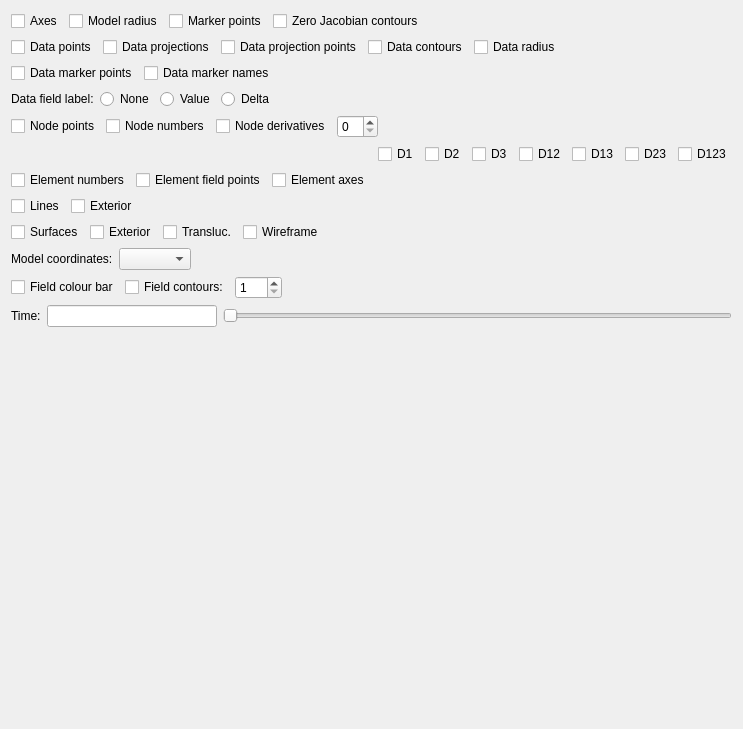
Old version of the form res/designer/displaysettingswidget.ui in the repository hsorby/cmlibs.widgets.
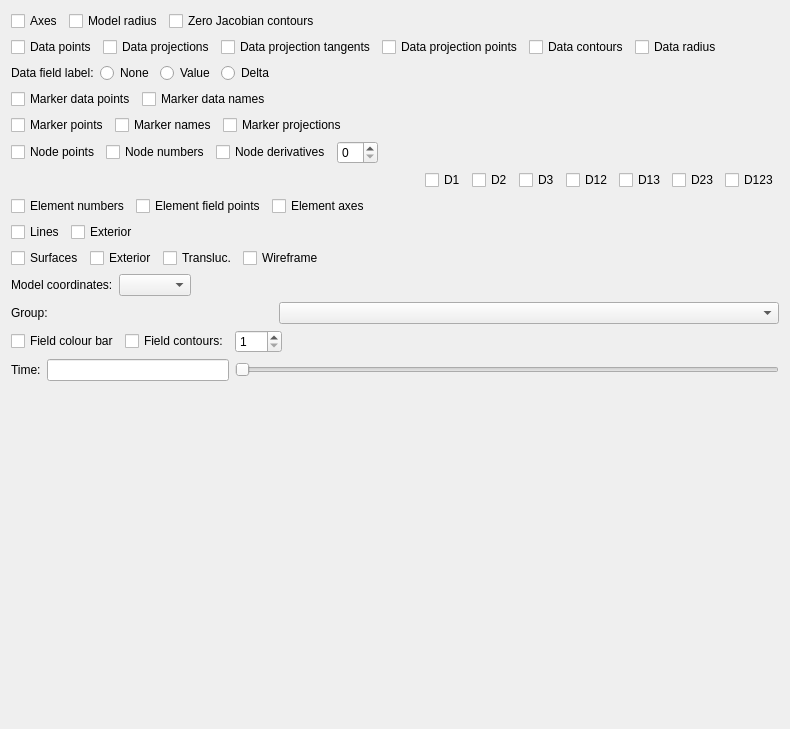
New version of the form. Custom widgets are drawn as their Qt base class.

Commit message: Support geometry fitter with display setttings widget.

Patch:
```diff
--- a/res/designer/displaysettingswidget.ui
+++ b/res/designer/displaysettingswidget.ui
@@ -6,14 +6,20 @@
    <rect>
     <x>0</x>
     <y>0</y>
-    <width>743</width>
+    <width>790</width>
     <height>729</height>
    </rect>
   </property>
+  <property name="maximumSize">
+   <size>
+    <width>16777215</width>
+    <height>16777215</height>
+   </size>
+  </property>
   <property name="windowTitle">
    <string>Display Settings</string>
   </property>
-  <layout class="QVBoxLayout" name="verticalLayout">
+  <layout class="QVBoxLayout" name="verticalLayout_2">
    <item>
     <widget class="QFrame" name="displayMisc_frame">
      <property name="frameShape">
@@ -49,13 +55,6 @@
         </property>
        </widget>
       </item>
-      <item>
-       <widget class="QCheckBox" name="displayMarkerPoints_checkBox">
-        <property name="text">
-         <string>Marker points</string>
-        </property>
-       </widget>
-      </item>
       <item>
        <widget class="QCheckBox" name="displayZeroJacobianContours_checkBox">
         <property name="text">
@@ -84,7 +83,7 @@
      <property name="frameShape">
       <enum>QFrame::NoFrame</enum>
      </property>
-     <layout class="QVBoxLayout" name="verticalLayout_2">
+     <layout class="QVBoxLayout" name="verticalLayout">
       <property name="leftMargin">
        <number>0</number>
       </property>
@@ -129,6 +128,13 @@
            </property>
           </widget>
          </item>
+         <item>
+          <widget class="QCheckBox" name="displayDataProjectionTangents_checkBox">
+           <property name="text">
+            <string>Data projection tangents</string>
+           </property>
+          </widget>
+         </item>
          <item>
           <widget class="QCheckBox" name="displayDataProjectionPoints_checkBox">
            <property name="text">
@@ -166,54 +172,6 @@
         </layout>
        </widget>
       </item>
-      <item>
-       <widget class="QFrame" name="displayDataMarkers_frame">
-        <property name="frameShape">
-         <enum>QFrame::NoFrame</enum>
-        </property>
-        <layout class="QHBoxLayout" name="horizontalLayout_10">
-         <property name="leftMargin">
-          <number>0</number>
-         </property>
-         <property name="topMargin">
-          <number>0</number>
-         </property>
-         <property name="rightMargin">
-          <number>0</number>
-         </property>
-         <property name="bottomMargin">
-          <number>0</number>
-         </property>
-         <item>
-          <widget class="QCheckBox" name="displayDataMarkerPoints_checkBox">
-           <property name="text">
-            <string>Data marker points</string>
-           </property>
-          </widget>
-         </item>
-         <item>
-          <widget class="QCheckBox" name="displayDataMarkerNames_checkBox">
-           <property name="text">
-            <string>Data marker names</string>
-           </property>
-          </widget>
-         </item>
-         <item>
-          <spacer name="displayDataMarkers_horizontalSpacer">
-           <property name="orientation">
-            <enum>Qt::Horizontal</enum>
-           </property>
-           <property name="sizeHint" stdset="0">
-            <size>
-             <width>40</width>
-             <height>20</height>
-            </size>
-           </property>
-          </spacer>
-         </item>
-        </layout>
-       </widget>
-      </item>
       <item>
        <widget class="QFrame" name="displayDataField_frame">
         <property name="frameShape">
@@ -279,6 +237,112 @@
         </layout>
        </widget>
       </item>
+      <item>
+       <widget class="QFrame" name="displayDataMarkers_frame">
+        <property name="frameShape">
+         <enum>QFrame::NoFrame</enum>
+        </property>
+        <layout class="QHBoxLayout" name="horizontalLayout_7">
+         <property name="leftMargin">
+          <number>0</number>
+         </property>
+         <property name="topMargin">
+          <number>0</number>
+         </property>
+         <property name="rightMargin">
+          <number>0</number>
+         </property>
+         <property name="bottomMargin">
+          <number>0</number>
+         </property>
+         <item>
+          <widget class="QCheckBox" name="displayDataMarkerPoints_checkBox">
+           <property name="text">
+            <string>Marker data points</string>
+           </property>
+          </widget>
+         </item>
+         <item>
+          <widget class="QCheckBox" name="displayDataMarkerNames_checkBox">
+           <property name="text">
+            <string>Marker data names</string>
+           </property>
+          </widget>
+         </item>
+         <item>
+          <spacer name="displayDataMarkers_horizontalSpacer">
+           <property name="orientation">
+            <enum>Qt::Horizontal</enum>
+           </property>
+           <property name="sizeHint" stdset="0">
+            <size>
+             <width>481</width>
+             <height>20</height>
+            </size>
+           </property>
+          </spacer>
+         </item>
+        </layout>
+       </widget>
+      </item>
+      <item>
+       <widget class="QFrame" name="displayMarker_frame">
+        <property name="frameShape">
+         <enum>QFrame::NoFrame</enum>
+        </property>
+        <property name="frameShadow">
+         <enum>QFrame::Raised</enum>
+        </property>
+        <layout class="QHBoxLayout" name="horizontalLayout_2">
+         <property name="leftMargin">
+          <number>0</number>
+         </property>
+         <property name="topMargin">
+          <number>0</number>
+         </property>
+         <property name="rightMargin">
+          <number>0</number>
+         </property>
+         <property name="bottomMargin">
+          <number>0</number>
+         </property>
+         <item>
+          <widget class="QCheckBox" name="displayMarkerPoints_checkBox">
+           <property name="text">
+            <string>Marker points</string>
+           </property>
+          </widget>
+         </item>
+         <item>
+          <widget class="QCheckBox" name="displayMarkerNames_checkBox">
+           <property name="text">
+            <string>Marker names</string>
+           </property>
+          </widget>
+         </item>
+         <item>
+          <widget class="QCheckBox" name="displayMarkerDataProjections_checkBox">
+           <property name="text">
+            <string>Marker projections</string>
+           </property>
+          </widget>
+         </item>
+         <item>
+          <spacer name="displayMarker_horizontalSpacer">
+           <property name="orientation">
+            <enum>Qt::Horizontal</enum>
+           </property>
+           <property name="sizeHint" stdset="0">
+            <size>
+             <width>402</width>
+             <height>20</height>
+            </size>
+           </property>
+          </spacer>
+         </item>
+        </layout>
+       </widget>
+      </item>
      </layout>
     </widget>
    </item>
@@ -728,6 +792,62 @@
      </layout>
     </widget>
    </item>
+   <item>
+    <widget class="QFrame" name="displayGroup_frame">
+     <property name="frameShape">
+      <enum>QFrame::NoFrame</enum>
+     </property>
+     <property name="frameShadow">
+      <enum>QFrame::Raised</enum>
+     </property>
+     <layout class="QHBoxLayout" name="horizontalLayout_9">
+      <property name="leftMargin">
+       <number>0</number>
+      </property>
+      <property name="topMargin">
+       <number>0</number>
+      </property>
+      <property name="rightMargin">
+       <number>0</number>
+      </property>
+      <property name="bottomMargin">
+       <number>0</number>
+      </property>
+      <item>
+       <widget class="QLabel" name="displayGroup_label">
+        <property name="text">
+         <string>Group:</string>
+        </property>
+       </widget>
+      </item>
+      <item>
+       <widget class="FieldChooserWidget" name="displayGroup_fieldChooser">
+        <property name="sizePolicy">
+         <sizepolicy hsizetype="Expanding" vsizetype="Preferred">
+          <horstretch>0</horstretch>
+          <verstretch>0</verstretch>
+         </sizepolicy>
+        </property>
+        <property name="minimumSize">
+         <size>
+          <width>0</width>
+          <height>0</height>
+         </size>
+        </property>
+        <property name="maximumSize">
+         <size>
+          <width>500</width>
+          <height>16777215</height>
+         </size>
+        </property>
+        <property name="toolTip">
+         <string>&lt;html&gt;&lt;head/&gt;&lt;body&gt;&lt;p&gt;Optional group to limit display of model and data to.&lt;/p&gt;&lt;/body&gt;&lt;/html&gt;</string>
+        </property>
+       </widget>
+      </item>
+     </layout>
+    </widget>
+   </item>
    <item>
     <widget class="QFrame" name="displayField_frame">
      <property name="frameShape">
```
Left out of the diff: 4 changed lines with no effect on the pictures. The commit also changes 2 other files.
